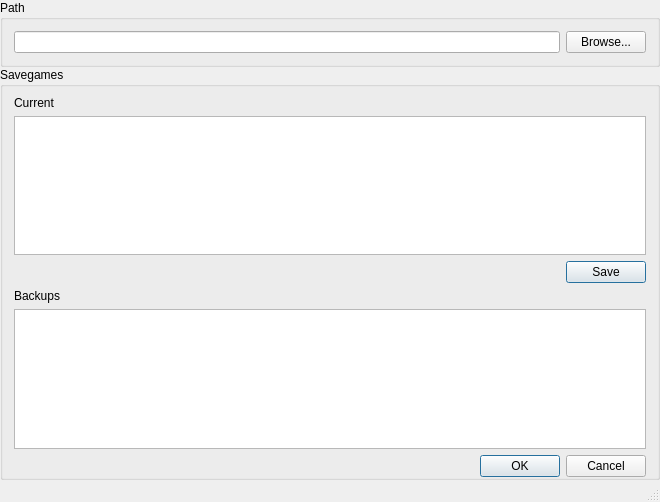
wurfkeks/forest-save-manager, file mainwindow.ui: the form before one commit.
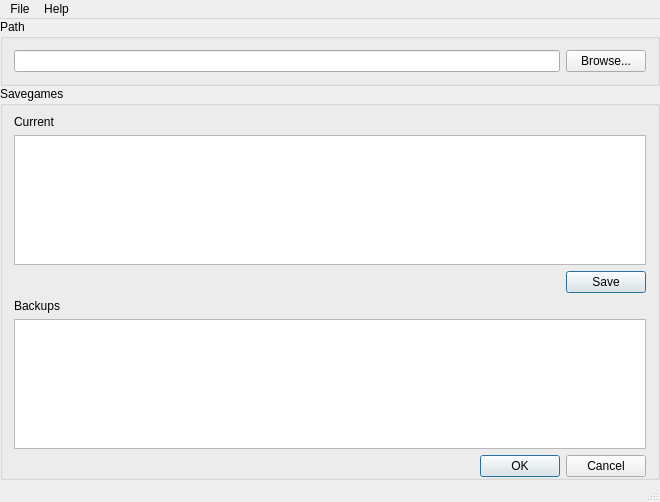
The form after the commit.

Commit message: added license and about information

Diff of the .ui file:
```diff
--- a/mainwindow.ui
+++ b/mainwindow.ui
@@ -128,16 +128,31 @@
    </layout>
   </widget>
   <widget class="QStatusBar" name="statusBar"/>
-  <action name="actionAbout">
-   <property name="text">
-    <string>About Qt...</string>
+  <widget class="QMenuBar" name="menuBar">
+   <property name="geometry">
+    <rect>
+     <x>0</x>
+     <y>0</y>
+     <width>660</width>
+     <height>21</height>
+    </rect>
    </property>
-  </action>
-  <action name="actionBrowse">
-   <property name="text">
-    <string>Browse...</string>
-   </property>
-  </action>
+   <widget class="QMenu" name="menuFile">
+    <property name="title">
+     <string>File</string>
+    </property>
+    <addaction name="actionExit"/>
+   </widget>
+   <widget class="QMenu" name="menuAbout">
+    <property name="title">
+     <string>Help</string>
+    </property>
+    <addaction name="actionAbout"/>
+    <addaction name="actionAbout_Qt"/>
+   </widget>
+   <addaction name="menuFile"/>
+   <addaction name="menuAbout"/>
+  </widget>
   <action name="actionExit">
    <property name="text">
     <string>Exit</string>
```
Left out of the diff: 50 changed lines with no effect on the pictures. The commit also changes 3 other files.
